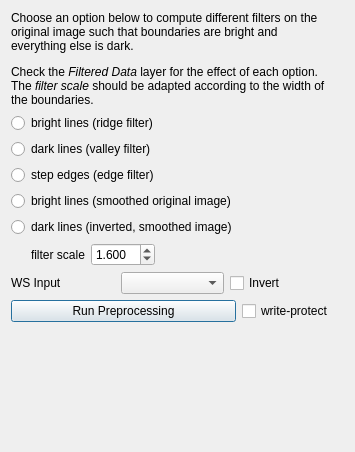
Above: ilastik/workflows/carving/preprocessingDrawer.ui from ilastik/ilastik before the change. Below: the same form after it.
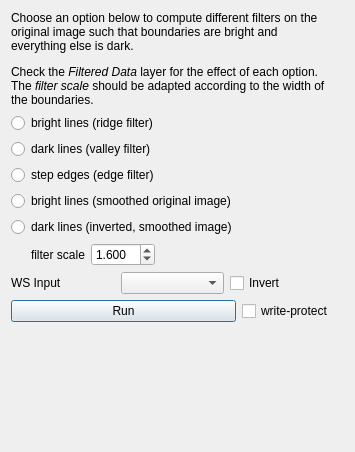
That is the form after the change. Icons and pictures are not drawn.

Commit message: Carving: shorten button name, fixes #517

Patch:
```diff
--- a/ilastik/workflows/carving/preprocessingDrawer.ui
+++ b/ilastik/workflows/carving/preprocessingDrawer.ui
@@ -197,7 +197,7 @@
           <string>Start Preprocessing for selected Data</string>
          </property>
          <property name="text">
-          <string>Run Preprocessing</string>
+          <string>Run</string>
          </property>
          <property name="icon">
           <iconset>
```
